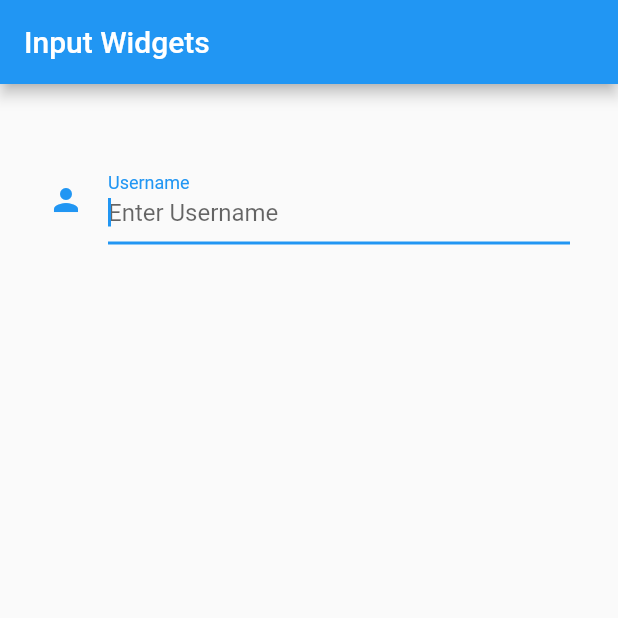
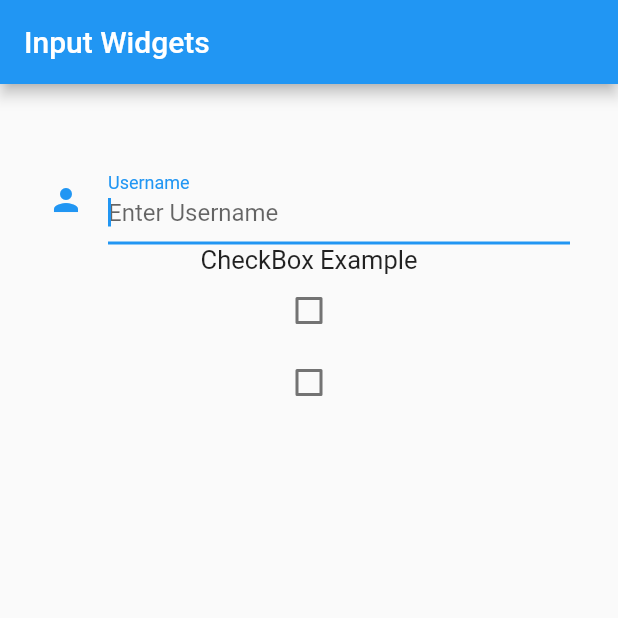
Before and after one commit to MuhammadAliGhaffar/input_widgets, a Flutter app: the screen it shows after launch, on a phone screen of 412 x 824 dp, the top half of it. Run offline on Flutter 3.47's test engine with Material 2 defaults, Android fonts, the phone set to English and light mode, and no system bars.

Commit message:
CheckBox and another way to implement setState

```diff
--- a/lib/main.dart
+++ b/lib/main.dart
@@ -13,18 +13,40 @@ class MyApp extends StatefulWidget {
 
 class _State extends State<MyApp> {
   String value = '';
+  bool flag1 = false;
+  bool flag2 = false;
 
-  void onChanged(String value) {
-    setState(() {
-      this.value = 'Change :$value';
-    });
-  }
+  // void onChanged(String value) {
+  //   setState(() {
+  //     this.value = 'Change :$value';
+  //   });
+  // }
 
-  void onSubmit(String value) {
-    setState(() {
-      this.value = 'Submit :$value';
-    });
-  }
+  // void onSubmit(String value) {
+  //   setState(() {
+  //     this.value = 'Submit :$value';
+  //   });
+  // }
+
+  // void flag1Change(bool? flag) {
+  //   setState(() {
+  //     if (flag != null) {
+  //       setState(() {
+  //         this.flag1 = flag;
+  //       });
+  //     }
+  //   });
+  // }
+
+  // void flag2Change(bool? flag) {
+  //   setState(() {
+  //     if (flag != null) {
+  //       setState(() {
+  //         this.flag2 = flag;
+  //       });
+  //     }
+  //   });
+  // }
 
   @override
   Widget build(BuildContext context) {
@@ -36,18 +58,57 @@ class _State extends State<MyApp> {
         padding: new EdgeInsets.all(32.0),
         child: new Column(
           children: <Widget>[
-            new Text(this.value),
-            new TextField(
+            Text(this.value),
+            TextField(
               decoration: new InputDecoration(
                   labelText: 'Username',
                   hintText: 'Enter Username',
                   icon: new Icon(Icons.person)),
               autocorrect: true,
               autofocus: true,
-              keyboardType: TextInputType.text,//You can change type with no ,email etc
-              onChanged: onChanged,
-              onSubmitted: onSubmit,
-            )
+              keyboardType: TextInputType.text,
+              //You can change type with no ,email etc
+              onChanged: (String value) {
+                setState(() {
+                  this.value = 'Change :$value';
+                });
+              },
+              onSubmitted: (String value) {
+                setState(() {
+                  this.value = 'Submit :$value';
+                });
+              },
+            ),
+            Text(
+              'CheckBox Example',
+              style: TextStyle(fontSize: 17.0),
+            ),
+            Checkbox(
+                checkColor: Colors.black,
+                activeColor: Colors.white,
+                value: this.flag1,
+                onChanged: (bool? flag) {
+                  setState(() {
+                    if (flag != null) {
+                      setState(() {
+                        this.flag1 = flag;
+                      });
+                    }
+                  });
+                }),
+            Checkbox(
+                checkColor: Colors.blue,
+                activeColor: Colors.white,
+                value: this.flag2,
+                onChanged: (bool? flag) {
+                  setState(() {
+                    if (flag != null) {
+                      setState(() {
+                        this.flag2 = flag;
+                      });
+                    }
+                  });
+                })
           ],
         ),
       ),
```
